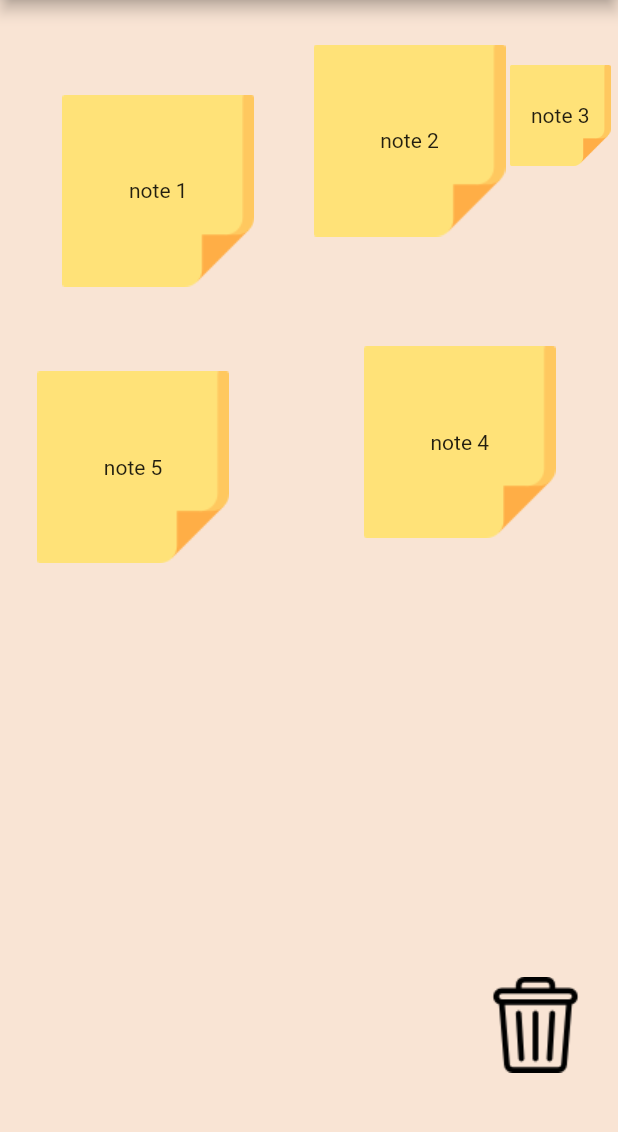
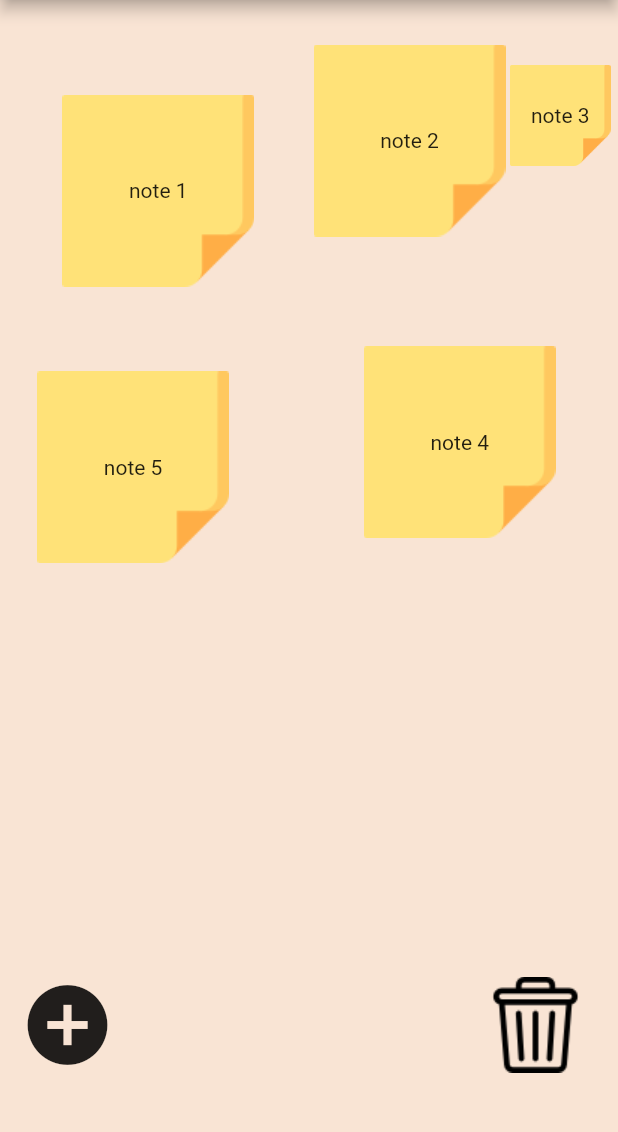
Before and after one commit to Jiaaa-yang/health-notes, a Flutter app: the screen it shows after launch, on a phone screen of 412 x 824 dp, the part 84-1216 px from its top. Run offline on Flutter 3.47's test engine with Material 2 defaults, Android fonts, the phone set to English and light mode, and no system bars.

```diff
--- a/lib/main.dart
+++ b/lib/main.dart
@@ -2,6 +2,7 @@ import 'package:flutter/material.dart';
 import 'package:health_notes/layouts/random_grid.dart';
 import 'package:health_notes/widgets/notes/note.dart';
 import 'package:health_notes/widgets/notes/trash.dart';
+import 'package:health_notes/widgets/util/textbox_popup_button.dart';
 
 void main() {
   runApp(MyApp());
@@ -19,6 +20,12 @@ class MyApp extends StatelessWidget {
 
 class MyHomePage extends StatelessWidget {
   const MyHomePage({Key? key}) : super(key: key);
+
+  static final TextEditingController controller = TextEditingController();
+  static final VoidCallback addNote = () => {
+    print(controller.text),
+    controller.clear(),
+  };
 
   @override
   Widget build(BuildContext context) {
@@ -42,9 +49,14 @@ class MyHomePage extends StatelessWidget {
                 flex: 8,
               ),
               Expanded(
-                child: Align(
-                  child: TrashCan(),
-                  alignment: Alignment.centerRight,
+                child: Row(
+                  mainAxisAlignment: MainAxisAlignment.spaceBetween,
+                  children: [
+                    TextboxPopupButton(
+                      onTextSubmit: addNote,
+                      controller: controller,),
+                    TrashCan(),
+                  ],
                 ),
                 flex: 2,
               ),
--- /dev/null
+++ b/lib/widgets/util/textbox_popup_button.dart
@@ -0,0 +1,41 @@
+import 'package:flutter/material.dart';
+
+/// Utility widget that pops up a dialog box
+/// for user to enter text input
+class TextboxPopupButton extends StatelessWidget {
+  /// Callback function on submit of input
+  final Function onTextSubmit;
+
+  /// Controller for text field pop up
+  final TextEditingController controller;
+
+  const TextboxPopupButton({
+    Key? key,
+    required this.onTextSubmit,
+    required this.controller,
+  }) : super(key: key);
+
+  @override
+  Widget build(BuildContext context) {
+    return IconButton(
+      icon: Icon(Icons.add_circle),
+      iconSize: 64,
+      onPressed: () => showDialog<String>(
+        context: context,
+        builder: (BuildContext context) => AlertDialog(
+          title: Text('Add note'),
+          content: TextField(controller: controller,),
+          actions: <Widget>[
+            TextButton(
+              onPressed: () => {
+                Navigator.pop(context, 'OK'),
+                onTextSubmit(),
+              },
+              child: const Text('Add'),
+            ),
+          ],
+        ),
+      ),
+    );
+  }
+}
```
